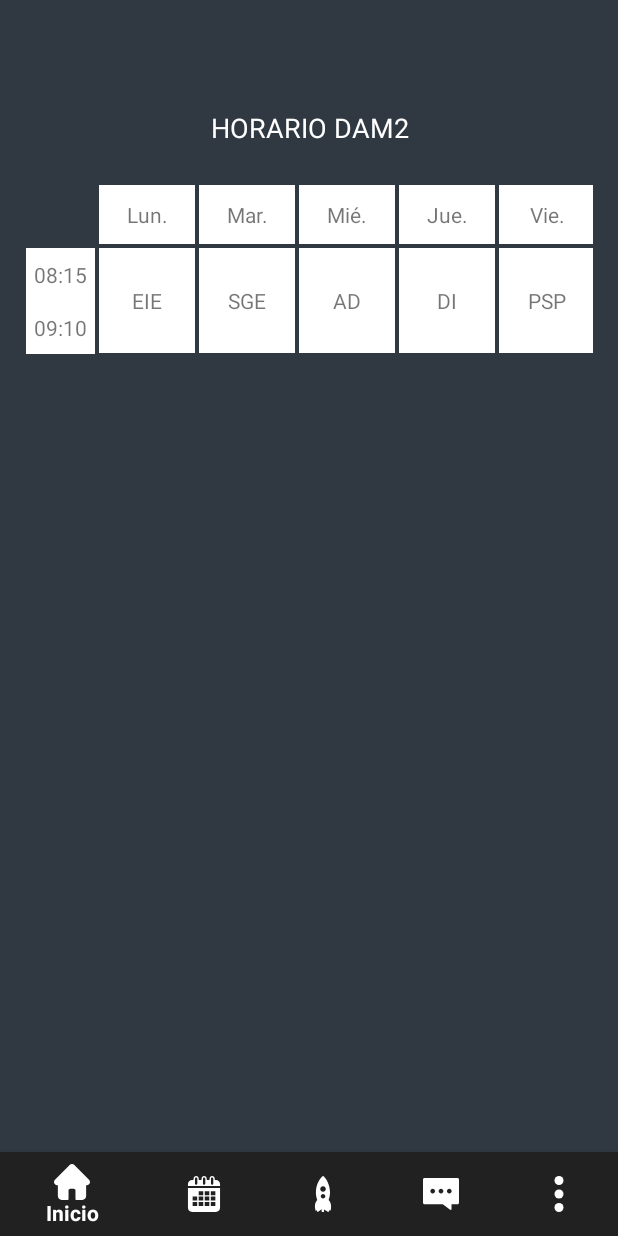
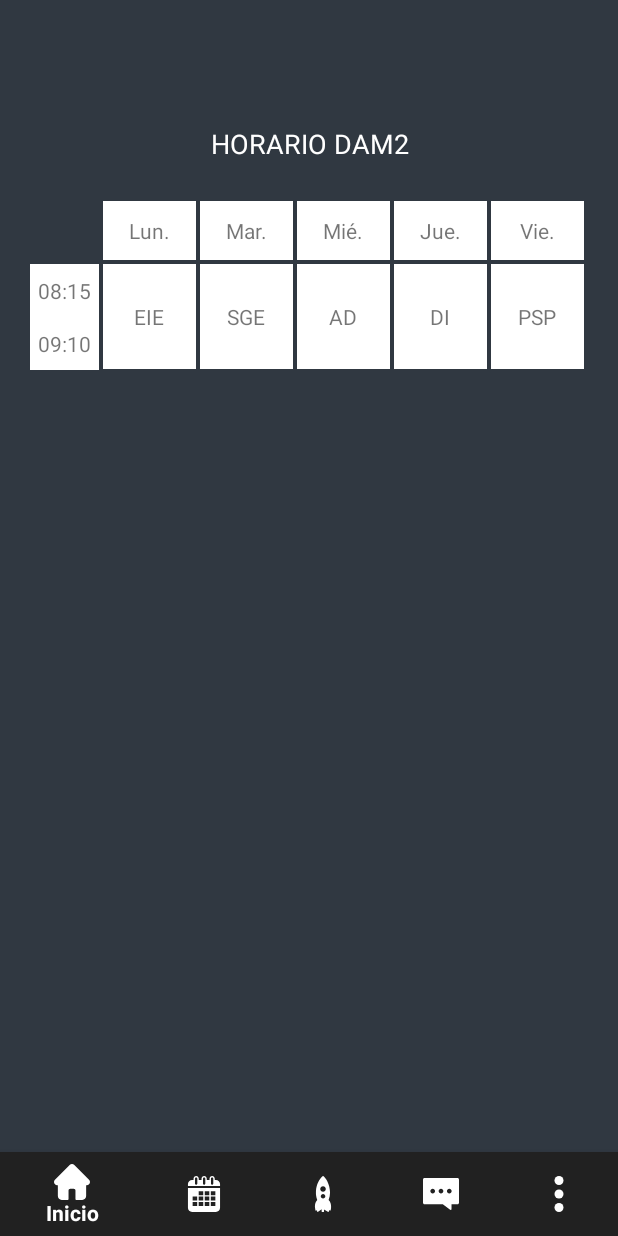
Before and after one commit to JoshDG37/Eduincu, an Android app: the screen it shows after launch once a user with an empty profile is signed in (Container), on a phone screen of 412 x 824 dp. Run offline under Robolectric (Android 15) with nearby library versions, the phone set to English and light mode, and no system bars; our stand-ins replace CircleImageView, Firebase (no records; nobody signed in at launch, a user with empty details on screens opened directly), Picasso; libraries missing offline, so code that uses them is left out: com.github.sundeepk.compactcalendarview, com.theartofdev.edmodo.

Commit message:
El home nena

```diff
--- a/app/src/main/res/layout/fragment_home.xml
+++ b/app/src/main/res/layout/fragment_home.xml
@@ -10,8 +10,8 @@
 
     <androidx.gridlayout.widget.GridLayout
         android:id="@+id/gridLayout"
-        android:layout_width="378dp"
-        android:layout_height="672dp"
+        android:layout_width="372dp"
+        android:layout_height="651dp"
         android:layout_margin="1dp"
         android:foregroundGravity="center"
         app:layout_constraintBottom_toBottomOf="parent"
@@ -57,7 +57,7 @@
             app:layout_row="2" />
 
         <TextView
-            android:layout_width="64dp"
+            android:layout_width="62dp"
             android:layout_height="wrap_content"
             android:layout_margin="1dp"
             android:background="#FFF"
@@ -68,7 +68,7 @@
             app:layout_row="1" />
 
         <TextView
-            android:layout_width="64dp"
+            android:layout_width="62dp"
             android:layout_height="70dp"
             android:layout_margin="1dp"
             android:background="#FFF"
@@ -80,7 +80,7 @@
             app:layout_rowSpan="2" />
 
         <TextView
-            android:layout_width="64dp"
+            android:layout_width="62dp"
             android:layout_height="70dp"
             android:layout_margin="1dp"
             android:background="#FFF"
@@ -92,7 +92,7 @@
             app:layout_rowSpan="2" />
 
         <TextView
-            android:layout_width="64dp"
+            android:layout_width="62dp"
             android:layout_height="70dp"
             android:layout_margin="1dp"
             android:background="#FFF"
@@ -104,7 +104,7 @@
             app:layout_rowSpan="2" />
 
         <TextView
-            android:layout_width="64dp"
+            android:layout_width="62dp"
             android:layout_height="70dp"
             android:layout_margin="1dp"
             android:background="#FFF"
@@ -116,7 +116,7 @@
             app:layout_rowSpan="2" />
 
         <TextView
-            android:layout_width="64dp"
+            android:layout_width="62dp"
             android:layout_height="70dp"
             android:layout_margin="1dp"
             android:background="#FFF"
@@ -128,7 +128,7 @@
             app:layout_rowSpan="2" />
 
         <TextView
-            android:layout_width="64dp"
+            android:layout_width="62dp"
             android:layout_height="wrap_content"
             android:layout_margin="1dp"
             android:background="#FFF"
@@ -139,7 +139,7 @@
             app:layout_row="1" />
 
         <TextView
-            android:layout_width="64dp"
+            android:layout_width="62dp"
             android:layout_height="wrap_content"
             android:layout_margin="1dp"
             android:background="#FFF"
@@ -150,7 +150,7 @@
             app:layout_row="1" />
 
         <TextView
-            android:layout_width="64dp"
+            android:layout_width="62dp"
             android:layout_height="wrap_content"
             android:layout_margin="1dp"
             android:background="#FFF"
@@ -161,7 +161,7 @@
             app:layout_row="1" />
 
         <TextView
-            android:layout_width="64dp"
+            android:layout_width="62dp"
             android:layout_height="wrap_content"
             android:layout_margin="1dp"
             android:background="#FFF"
```
